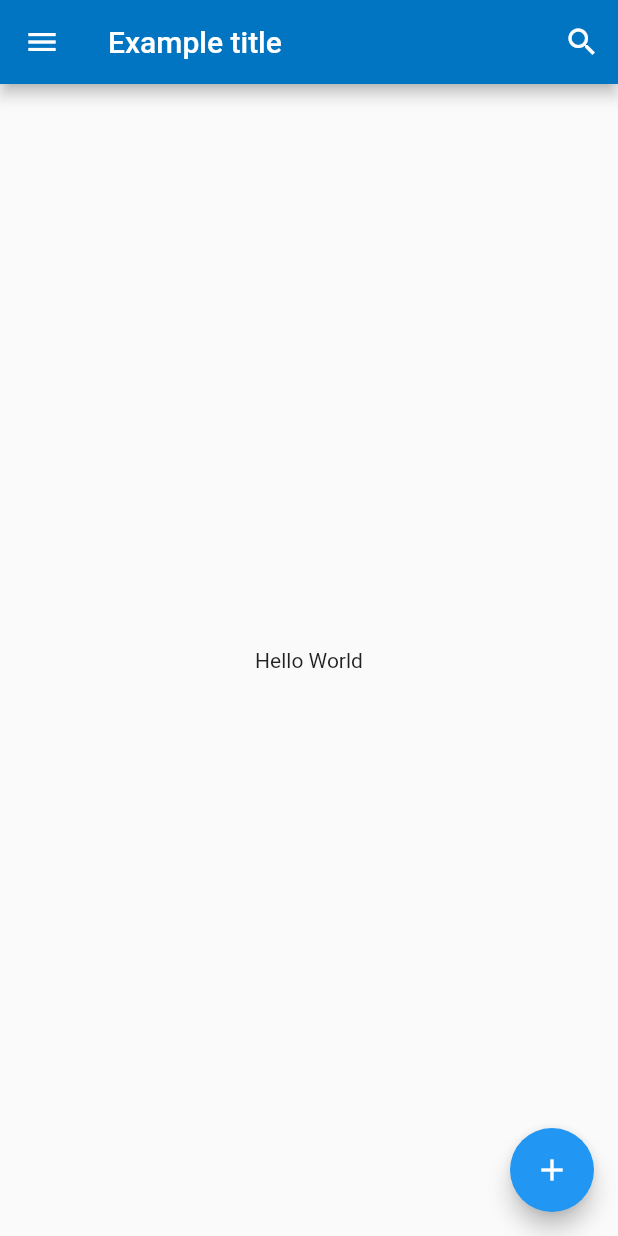
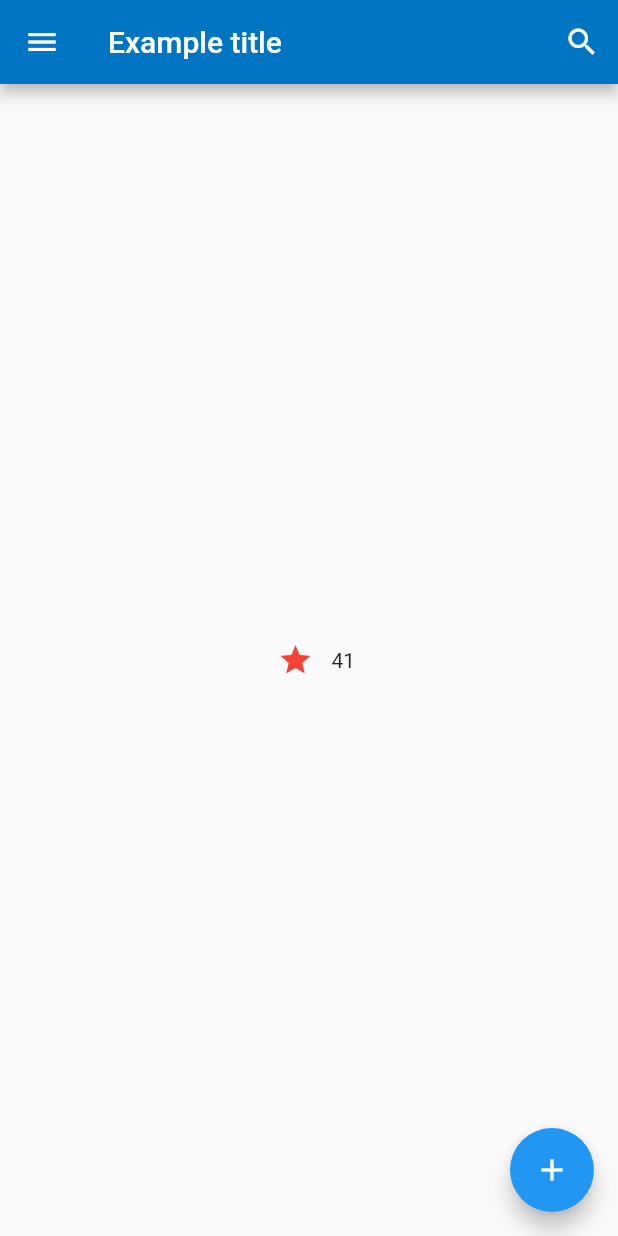
Before and after one commit to BytesZero/flutterdemo, a Flutter app: the screen it shows after launch, on a phone screen of 412 x 824 dp. Run offline on Flutter 3.47's test engine with Material 2 defaults, Android fonts, the phone set to English and light mode, and no system bars.

```diff
--- a/lib/demo/home.dart
+++ b/lib/demo/home.dart
@@ -41,7 +41,7 @@ class TutorialHome extends StatelessWidget {
           ],
         ),
         body: new Center(
-          child: new MyText(),
+          child: new FavoriteWidget(),
         ),
         floatingActionButton: new FloatingActionButton(
             tooltip: "Add", child: new Icon(Icons.add), onPressed: null),
@@ -50,7 +50,6 @@ class TutorialHome extends StatelessWidget {
 }
 
 class MyText extends StatelessWidget {
-
   @override
   Widget build(BuildContext context) {
     return new GestureDetector(
@@ -62,3 +61,53 @@ class MyText extends StatelessWidget {
     );
   }
 }
+
+///创建一个有状态的Widget
+class FavoriteWidget extends StatefulWidget {
+  @override
+  _FavoriteWidgetState createState() => new _FavoriteWidgetState();
+}
+
+///创建状态
+class _FavoriteWidgetState extends State<FavoriteWidget> {
+  bool _isFavorited = true; //是否收藏
+  int _favoriteCount = 41; //收藏个数
+
+  @override
+  Widget build(BuildContext context) {
+    return new Row(
+      mainAxisSize: MainAxisSize.min,
+      children: <Widget>[
+        new Container(
+          padding: new EdgeInsets.all(0.0),
+          child: new IconButton(
+              padding: new EdgeInsets.all(0.0),
+              icon: (_isFavorited
+                  ? new Icon(Icons.star)
+                  : new Icon(Icons.star_border)),
+              color: Colors.red[500],
+              onPressed: _toggleFavorite),
+        ),
+        new SizedBox(
+          width: 18.0,
+          child: new Container(
+            child: new Text('$_favoriteCount'),
+          ),
+        )
+      ],
+    );
+  }
+
+  ///切换收藏状态
+  void _toggleFavorite() {
+    setState(() {
+      if (_isFavorited) {
+        _isFavorited = false;
+        _favoriteCount -= 1;
+      } else {
+        _isFavorited = true;
+        _favoriteCount += 1;
+      }
+    });
+  }
+}
```
